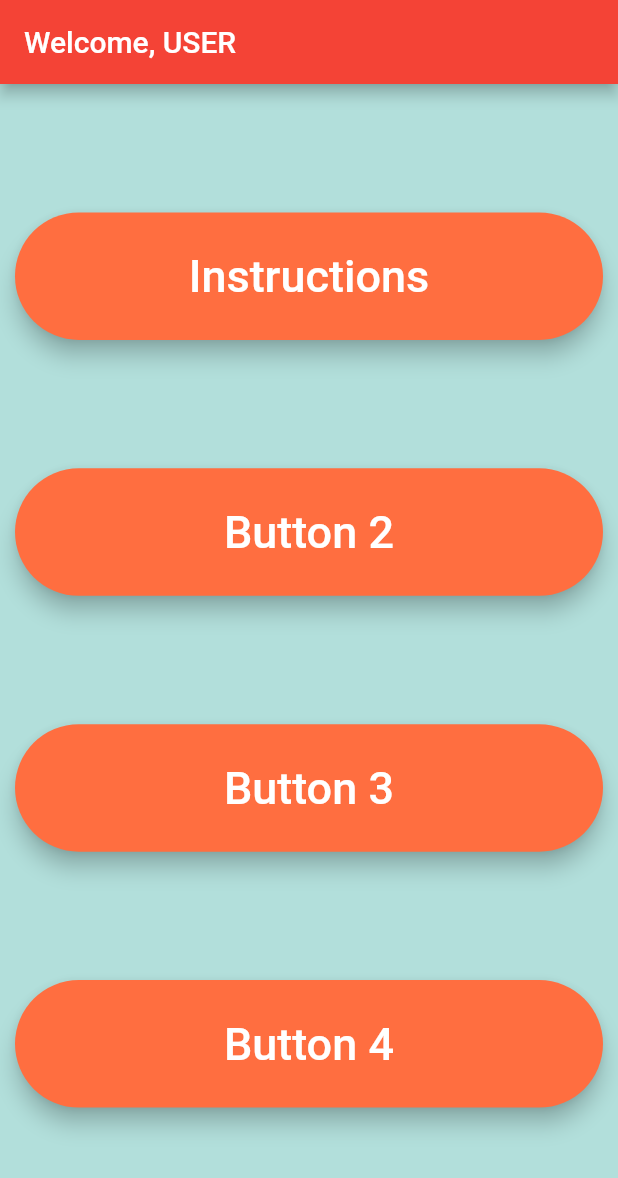
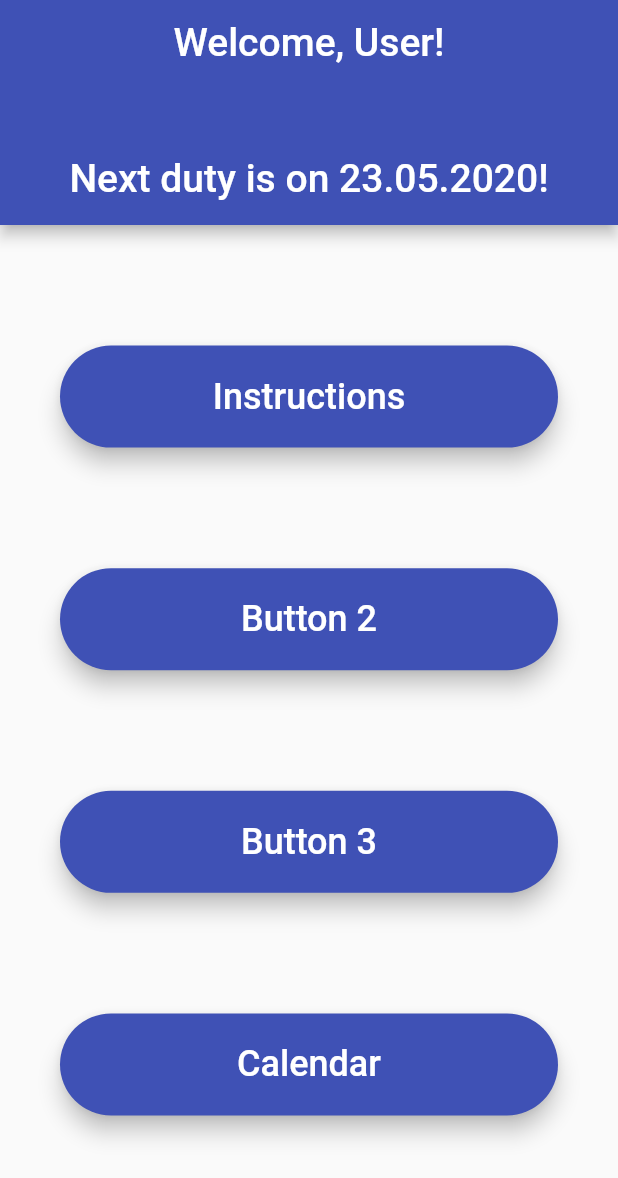
Before and after one commit to NL-Project/panthion, a Flutter app: the screen it shows after launch, on a phone screen of 412 x 824 dp. Shown: the top 1178 px of the screen. Run offline on Flutter 3.47's test engine with Material 2 defaults, Android fonts, the phone set to English and light mode, and no system bars; our stand-ins replace page_transition; missing offline and left inert: pdftron_flutter.

Commit message:
Update on theme + First attempt on calendar

```diff
--- a/lib/main.dart
+++ b/lib/main.dart
@@ -1,6 +1,9 @@
+import 'package:flutter/cupertino.dart';
 import 'package:flutter/material.dart';
 import 'package:page_transition/page_transition.dart';
 import 'package:pdftron_flutter/pdftron_flutter.dart';
+
+final List<String> duties= <String>['23.05.2020', '24.05.2020', '25.05.2020'];
 
 const String home = "Home";
 
@@ -12,17 +15,32 @@ class Panthion extends StatelessWidget {
     return MaterialApp(
       title: 'Panthion',
       theme: ThemeData(
-        primarySwatch: Colors.red,
+        brightness: Brightness.light,
+        primaryColor: Colors.indigo,
+        accentColor: Colors.white,
+        buttonTheme: ButtonThemeData(
+          buttonColor: Colors.indigo,
+          shape: StadiumBorder(),
+          textTheme: ButtonTextTheme.accent),
+        appBarTheme: AppBarTheme(
+          color: Colors.indigo),
+        primaryTextTheme: TextTheme(
+          title: TextStyle(color: Colors.white, fontSize: 26),
+          headline: TextStyle(color: Colors.white, fontSize: 40))
       ),
       home: Scaffold(
-          appBar: AppBar(
-            title: Text('Welcome, USER'),
-          ),
-          backgroundColor: Colors.teal[100],
+        appBar: PreferredSize(
+          preferredSize: Size.fromHeight(150),
+          child: AppBar(
+          centerTitle: true,
+          flexibleSpace: FlexibleSpaceBar(title: Text("Next duty is on ${duties[0]}!"), centerTitle: true,),
+          title: Text("Welcome, User!"))),
           body: Home()),
     );
   }
 }
+
+//---------HOME SCREEN HERE-------------------
 
 class Home extends StatefulWidget {
   @override
@@ -54,7 +72,7 @@ class _HomeState extends State<Home> {
     return Center(
       child: Padding(
         padding: EdgeInsets.symmetric(
-          horizontal: 10.0,
+          horizontal: 40.0,
         ),
         child: Column(
           mainAxisAlignment: MainAxisAlignment.spaceEvenly,
@@ -92,15 +110,31 @@ class _HomeState extends State<Home> {
               ),
             ),
             HomeButton(
-              "Button 4",
+              "Calendar",
               () => Navigator.of(context).push(
                 PageTransition(
                   type: PageTransitionType.rightToLeft,
                   child: Scaffold(
                     appBar: AppBar(
-                      title: Text("Empty Screen"),
+                      title: Text("Calendar"),
                     ),
-                  ),
+                  body: ListView.separated(
+                  padding: const EdgeInsets.all(20),
+                  itemCount: duties.length,
+                  itemBuilder: (BuildContext context, int index) {
+                    return SizedBox(
+                      width: double.infinity,
+                      child: RaisedButton(
+                        elevation: 6,
+                        color: Theme.of(context).primaryColor,
+                        padding: const EdgeInsets.all(20),
+                          child: Text(
+                            'Next duty is on ${duties[index]}',
+                            style: TextStyle(fontSize: 24, color: Colors.white)),
+                        onPressed: () {},)
+                    );},
+                    separatorBuilder: (BuildContext context, int index) => Divider())
+                  )
                 ),
               ),
             ),
@@ -122,15 +156,9 @@ class HomeButton extends StatelessWidget {
       width: double.infinity,
       child: RaisedButton(
         elevation: 6,
-        color: Colors.deepOrangeAccent,
-        textColor: Colors.white,
-        padding: const EdgeInsets.all(25),
-        shape: StadiumBorder(
-          ),
-        child: Text(
-          _text,
-          style: TextStyle(fontSize: 30),
-        ),
+        color: Theme.of(context).primaryColor,
+        padding: const EdgeInsets.all(20),
+        child: Text(_text, style: TextStyle(fontSize: 24),),
         onPressed: _onPressed,
       ),
     );
```
Also changed, not shown: pubspec.lock.
